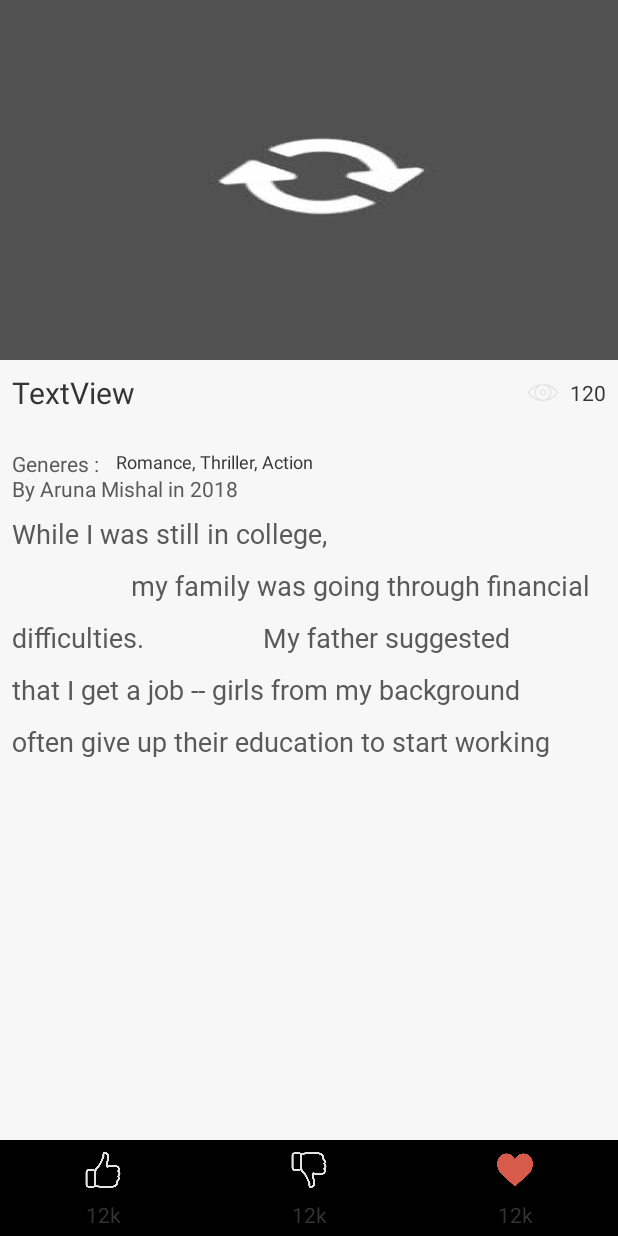
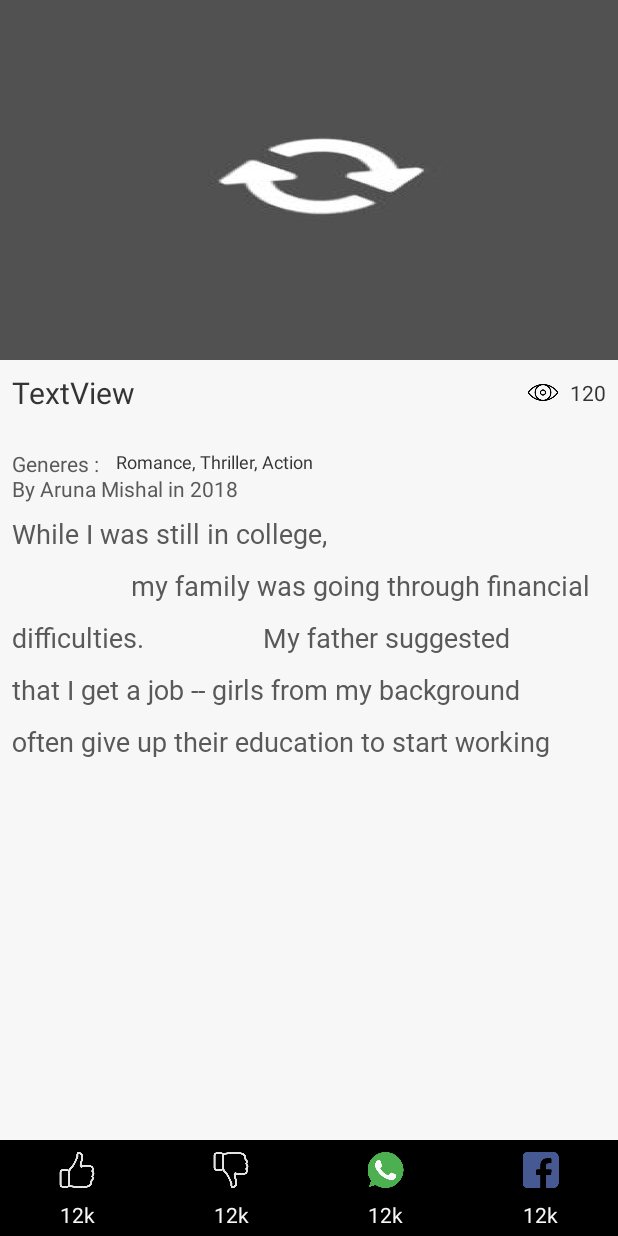
Before and after one commit to mohini14/Story, an Android app: the StoryDescriptionActivity screen opened directly, with no data from a screen before it, on a phone screen of 412 x 824 dp. Run offline under Robolectric (Android 15) with nearby library versions, the phone set to English and light mode, and no system bars; our stand-ins replace ButterKnife, Picasso; pictures from the network do not load; Roboto replaces fonts that are not available here; 9 statements that could not run were skipped.

```diff
--- a/app/src/main/java/com/topstories/story/activities/home/StoryDescriptionActivity.java
+++ b/app/src/main/java/com/topstories/story/activities/home/StoryDescriptionActivity.java
@@ -28,7 +28,7 @@ public class StoryDescriptionActivity extends AppCompatActivity {
     @BindView(R.id.story_description_author_view_id) public TextView authorView;
     @BindView(R.id.story_description_likes_count_id) public TextView likesCountTextView;
     @BindView(R.id.story_description_dislikes_count_id) public TextView dislikesCountTextView;
-    @BindView(R.id.story_description_loves_count_id) public TextView lovedCountTextView;
+    @BindView(R.id.story_description_whatsapp_count_id) public TextView lovedCountTextView;
     @BindView(R.id.story_description_views_count_id) public TextView viewsCountTextView;
 
 
--- a/app/src/main/res/layout/activity_story_description.xml
+++ b/app/src/main/res/layout/activity_story_description.xml
@@ -4,7 +4,7 @@
     xmlns:tools="http://schemas.android.com/tools"
     android:layout_width="match_parent"
     android:layout_height="match_parent"
-    android:background="@color/colorPrimaryDark"
+    android:background="@color/colorWhiteBackground"
     tools:context=".activities.home.StoryDescriptionActivity">
 
     <ScrollView
@@ -164,7 +164,7 @@
                     android:layout_weight="1"
                     android:text="12k"
                     android:textAlignment="center"
-                    android:textColor="@color/titleTextColor"
+                    android:textColor="@color/colorWhiteBackground"
                     app:layout_constraintBottom_toBottomOf="parent"
                     app:layout_constraintEnd_toEndOf="parent"
                     app:layout_constraintStart_toStartOf="parent"
@@ -208,7 +208,7 @@
                     android:layout_weight="1"
                     android:text="12k"
                     android:textAlignment="center"
-                    android:textColor="@color/titleTextColor"
+                    android:textColor="@color/colorWhiteBackground"
                     app:layout_constraintBottom_toBottomOf="parent"
                     app:layout_constraintEnd_toEndOf="parent"
                     app:layout_constraintStart_toStartOf="parent"
@@ -242,7 +242,7 @@
                 android:layout_height="match_parent">
 
                 <TextView
-                    android:id="@+id/story_description_loves_count_id"
+                    android:id="@+id/story_description_whatsapp_count_id"
                     android:layout_width="0dp"
                     android:layout_height="0dp"
                     android:layout_marginBottom="8dp"
@@ -252,7 +252,7 @@
                     android:layout_weight="1"
                     android:text="12k"
                     android:textAlignment="center"
-                    android:textColor="@color/titleTextColor"
+                    android:textColor="@color/colorWhiteBackground"
                     app:layout_constraintBottom_toBottomOf="parent"
                     app:layout_constraintEnd_toEndOf="parent"
                     app:layout_constraintStart_toStartOf="parent"
@@ -271,9 +271,55 @@
                     app:layout_constraintHorizontal_bias="0.0"
                     app:layout_constraintStart_toStartOf="parent"
                     app:layout_constraintTop_toTopOf="parent"
-                    app:srcCompat="@drawable/love" />
+                    app:srcCompat="@drawable/whatsapp" />
             </android.support.constraint.ConstraintLayout>
         </LinearLayout>
+
+        <LinearLayout
+            android:layout_width="0dp"
+            android:layout_height="match_parent"
+            android:layout_weight="1"
+            android:orientation="horizontal">
+
+            <android.support.constraint.ConstraintLayout
+                android:layout_width="match_parent"
+                android:layout_height="match_parent">
+
+                <TextView
+                    android:id="@+id/story_description_facebook_count_id"
+                    android:layout_width="0dp"
+                    android:layout_height="0dp"
+                    android:layout_marginBottom="8dp"
+                    android:layout_marginEnd="8dp"
+                    android:layout_marginStart="8dp"
+                    android:layout_marginTop="8dp"
+                    android:layout_weight="1"
+                    android:text="12k"
+                    android:textAlignment="center"
+                    android:textColor="@color/colorWhiteBackground"
+                    app:layout_constraintBottom_toBottomOf="parent"
+                    app:layout_constraintEnd_toEndOf="parent"
+                    app:layout_constraintStart_toStartOf="parent"
+                    app:layout_constraintTop_toBottomOf="@+id/imageView8" />
+
+                <ImageView
+                    android:id="@+id/imageView8"
+                    android:layout_width="0dp"
+                    android:layout_height="24dp"
+                    android:layout_marginEnd="8dp"
+                    android:layout_marginStart="8dp"
+                    android:layout_marginTop="8dp"
+                    android:layout_weight="1"
+                    android:scaleType="fitCenter"
+                    app:layout_constraintEnd_toEndOf="parent"
+                    app:layout_constraintHorizontal_bias="0.0"
+                    app:layout_constraintStart_toStartOf="parent"
+                    app:layout_constraintTop_toTopOf="parent"
+                    app:srcCompat="@drawable/facebook" />
+            </android.support.constraint.ConstraintLayout>
+        </LinearLayout>
+
+
 
 
     </LinearLayout>
--- a/app/src/main/res/values/colors.xml
+++ b/app/src/main/res/values/colors.xml
@@ -1,8 +1,9 @@
 <?xml version="1.0" encoding="utf-8"?>
 <resources>
     <color name="colorPrimary">#000000</color>
-    <color name="colorPrimaryDark">#f7f7f7</color>
-    <color name="colorAccent">#343434</color>
+    <color name="colorPrimaryDark">#1A1A1A</color>
+    <color name="colorAccent">#d3d3d3</color>
+    <color name="colorWhiteBackground">#f7f7f7</color>
     <color name="transparentColor">#00FFFFFF</color>
     <color name="titleTextColor">#343434</color>
     <color name="descriptionTextColor">#595959</color>
```
Also changed, not shown: app/src/main/res/drawable/facebook.png (added), app/src/main/res/drawable/view.png, app/src/main/res/drawable/whatsapp.png (added).
